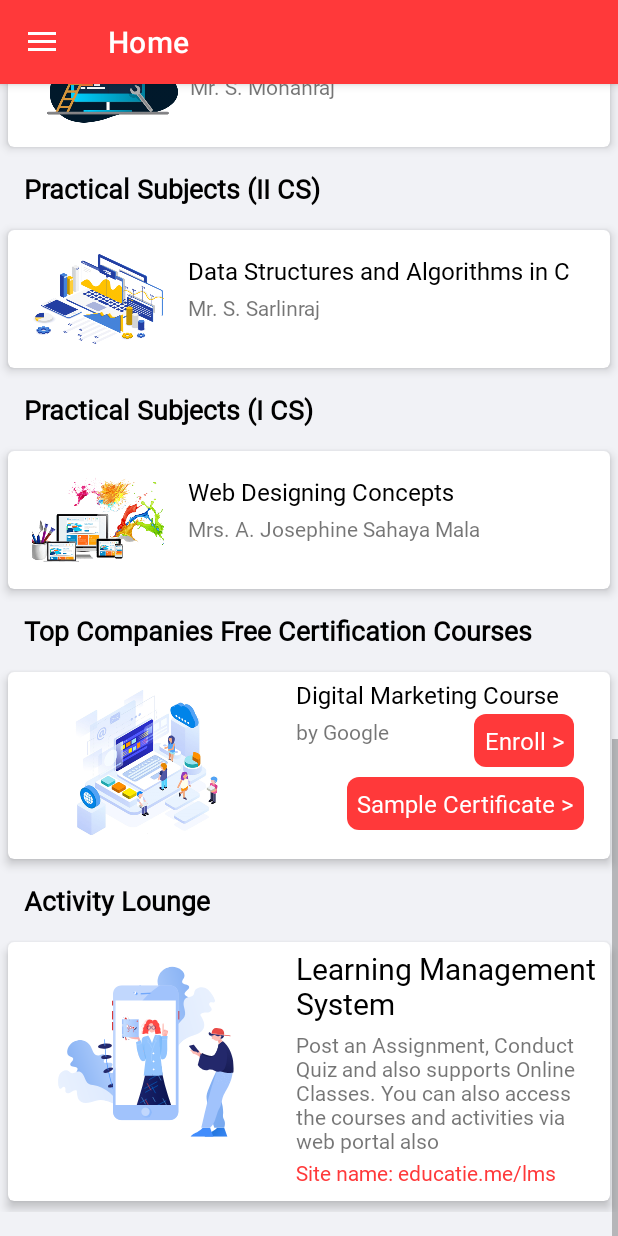
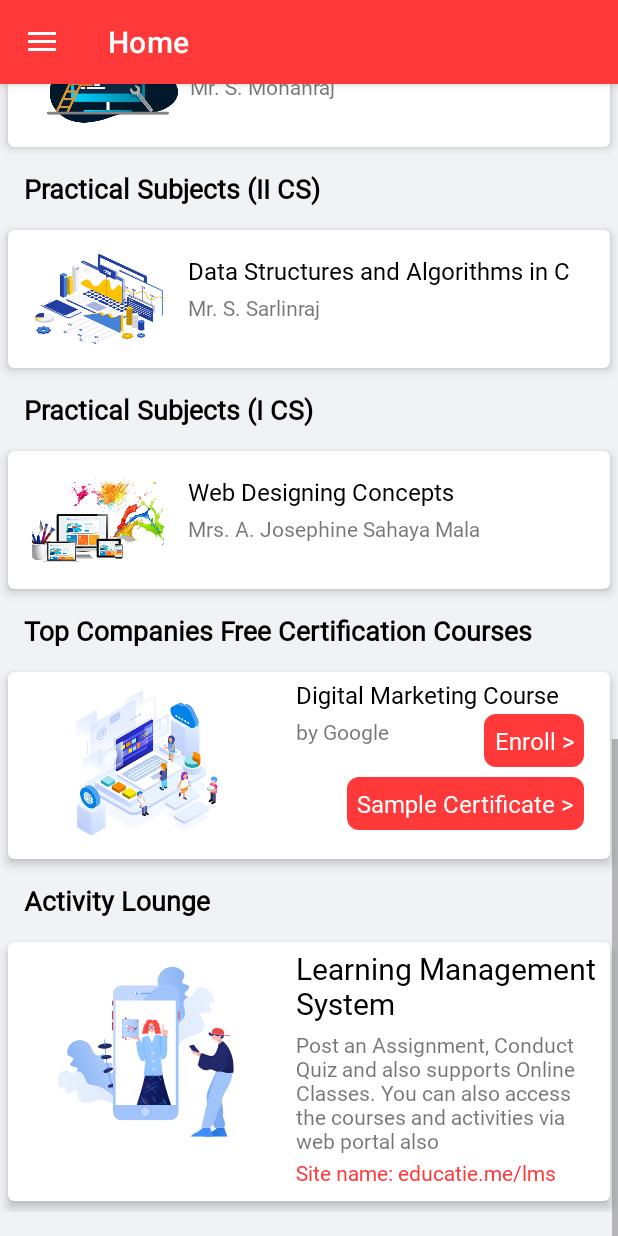
Before and after one commit to DevanandSB/Educatie, an Android app: the screen it shows after launch (Home), scrolled down 1012 dp, on a phone screen of 412 x 824 dp. Run offline under Robolectric (Android 15) with nearby library versions, the phone set to English and light mode, and no system bars; our stand-ins replace Firebase (no records; nobody signed in at launch, a user with empty details on screens opened directly), sdp/ssp sizes; libraries missing offline, so code that uses them is left out: com.shashank.sony.

Commit message:
UI Bug fixed

```diff
--- a/app/src/main/res/layout/content_home.xml
+++ b/app/src/main/res/layout/content_home.xml
@@ -1893,7 +1893,7 @@
                             android:layout_above="@+id/viewcertificate1"
                             android:layout_gravity="end"
                             android:layout_marginTop="@dimen/_2sdp"
-                            android:layout_marginEnd="20dp"
+                            android:layout_marginEnd="@dimen/_10sdp"
                             android:background="@drawable/blue_rounded_solid"
                             android:fontFamily="@font/calibri"
                             android:gravity="center"
```
